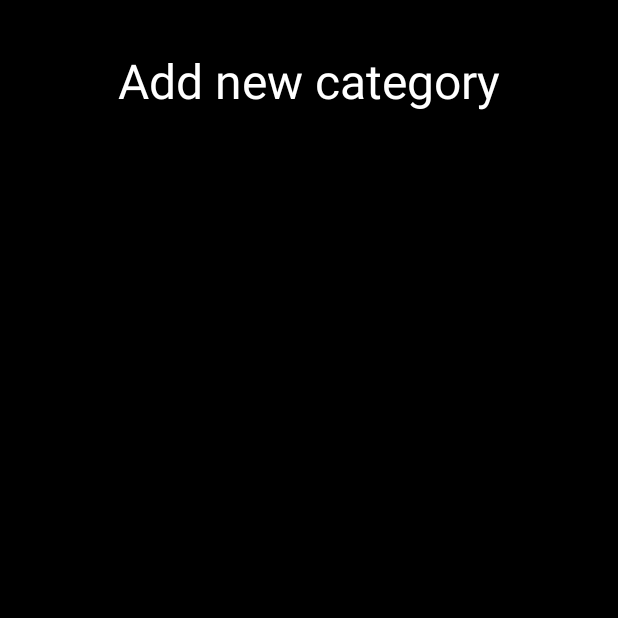
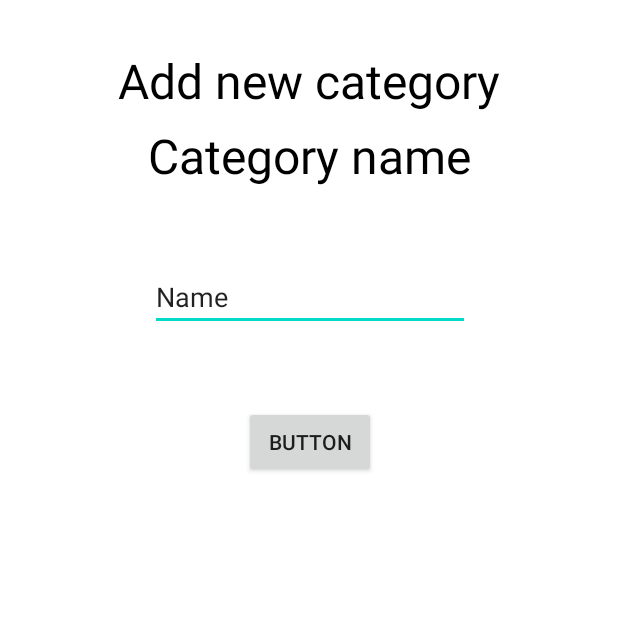
Before and after one commit to kaprinyakdev/Layette, an Android app: the screen it shows after launch (AddCategoryItemActivity), after a tap on an icon or button, on a phone screen of 412 x 824 dp, the top half of it. Run offline under Robolectric (Android 15) with nearby library versions, the phone set to English and light mode, and no system bars.

Commit message:
design_category selected item

```diff
--- a/app/src/main/java/com/example/layette/Adapter/CategoryListAdapter.java
+++ b/app/src/main/java/com/example/layette/Adapter/CategoryListAdapter.java
@@ -1,12 +1,16 @@
 package com.example.layette.Adapter;
 
 import android.content.Context;
+import android.os.Build;
 import android.view.LayoutInflater;
 import android.view.View;
 import android.view.ViewGroup;
 import android.widget.ImageView;
 import android.widget.TextView;
+import android.widget.Toast;
+
 import androidx.annotation.NonNull;
+import androidx.core.content.ContextCompat;
 import androidx.recyclerview.widget.RecyclerView;
 import com.example.layette.Model.CategoryItem;
 import com.example.layette.R;
@@ -18,6 +22,8 @@ public class CategoryListAdapter extends RecyclerView.Adapter<CategoryListAdapte
     private Context context;
     private List<CategoryItem> categoryItemList;
     private ItemClickListener itemClickListener;
+    private View itemView;
+    private int row_index = -1;
 
     public CategoryListAdapter(List<CategoryItem> categoryItemList, Context context, ItemClickListener itemClickListener){
         this.context = context;
@@ -29,17 +35,36 @@ public class CategoryListAdapter extends RecyclerView.Adapter<CategoryListAdapte
     @NonNull
     @Override
     public CategoryListHolder onCreateViewHolder(@NonNull ViewGroup parent, int viewType) {
-        View itemView = LayoutInflater.from(parent.getContext()).inflate(R.layout.category_item,parent,false);
+        itemView = LayoutInflater.from(parent.getContext()).inflate(R.layout.category_item,parent,false);
         return new CategoryListHolder(itemView);
     }
 
     @Override
-    public void onBindViewHolder(@NonNull CategoryListAdapter.CategoryListHolder holder, int position) {
+    public void onBindViewHolder(@NonNull CategoryListHolder holder, int position) {
+
         CategoryItem categoryItem = categoryItemList.get(position);
         holder.categoryName.setText(categoryItem.getCategoryName());
         holder.categoryImage.setImageResource(categoryItem.getCategoryImage());
         holder.itemView.setOnClickListener(view -> {
+                    row_index = holder.getPosition();
+                    notifyDataSetChanged();
                     itemClickListener.onItemClick(categoryItemList.get(position));
+            Toast.makeText(context,String.valueOf(row_index),Toast.LENGTH_SHORT).show();
+                    if (row_index==position && Build.VERSION.SDK_INT >= Build.VERSION_CODES.M){
+                        holder.itemView.setForeground(ContextCompat.getDrawable(context,R.color.teal_200));
+                    } else {
+                        if (row_index != position && Build.VERSION.SDK_INT >= Build.VERSION_CODES.M){
+                            holder.itemView.setForeground(ContextCompat.getDrawable(context,R.color.white));
+                    }
+
+
+
+
+                    }
+
+                    /*if (Build.VERSION.SDK_INT >= Build.VERSION_CODES.M) {
+                        holder.itemView.setForeground(ContextCompat.getDrawable(context,R.color.teal_200));
+                    }*/
                 }
         );
     }
--- a/app/src/main/java/com/example/layette/AddCategoryItemActivity.java
+++ b/app/src/main/java/com/example/layette/AddCategoryItemActivity.java
@@ -2,16 +2,41 @@ package com.example.layette;
 
 import android.app.Activity;
 import android.content.Context;
+import android.content.Intent;
 import android.os.Bundle;
 import android.view.MotionEvent;
 import android.view.inputmethod.InputMethodManager;
+import android.widget.Button;
+import android.widget.EditText;
+
+import com.example.layette.Database.DatabaseHelper;
 
 public class AddCategoryItemActivity extends Activity {
+
+    private EditText category_item_name;
+    private Button category_item_add;
+    DatabaseHelper databaseHelper;
 
     @Override
     protected void onCreate(Bundle savedInstanceState) {
         super.onCreate(savedInstanceState);
         setContentView(R.layout.activity_category_item_add);
+
+        category_item_name = findViewById(R.id.category_item_name);
+        category_item_add = findViewById(R.id.category_item_add);
+
+
+        databaseHelper = DatabaseHelper.getInstance(this);
+
+        category_item_add.setOnClickListener(v -> {
+
+            databaseHelper.addCategoryItem("test",R.drawable.ic_launcher_foreground);
+
+            Intent intent = new Intent(this, MainActivity.class);
+            startActivity(intent);
+        });
+
+
 
     }
 
--- a/app/src/main/res/drawable/categoryitem_background.xml
+++ b/app/src/main/res/drawable/categoryitem_background.xml
@@ -3,7 +3,7 @@
     <item>
         <shape>
             <solid android:color="@color/paperwhite" />
-            <stroke android:width="2dp" android:color="@color/black"/>
+            <stroke android:width="2dp" android:color="@color/white"/>
         </shape>
     </item>
 </selector>
--- a/app/src/main/res/layout/activity_category_item_add.xml
+++ b/app/src/main/res/layout/activity_category_item_add.xml
@@ -4,7 +4,7 @@
     xmlns:tools="http://schemas.android.com/tools"
     android:layout_width="match_parent"
     android:layout_height="match_parent"
-    android:background="@color/black">
+    android:background="@color/white">
 
     <TextView
         android:id="@+id/textView3"
@@ -12,9 +12,46 @@
         android:layout_height="wrap_content"
         android:layout_marginTop="32dp"
         android:text="Add new category"
-        android:textColor="@color/white"
+        android:textColor="@color/black"
         android:textSize="32sp"
         app:layout_constraintEnd_toEndOf="parent"
         app:layout_constraintStart_toStartOf="parent"
         app:layout_constraintTop_toTopOf="parent" />
+
+
+    <TextView
+        android:id="@+id/textView4"
+        android:layout_width="wrap_content"
+        android:layout_height="wrap_content"
+        android:layout_marginTop="50dp"
+        android:text="Category name"
+        android:textColor="@color/black"
+        android:textSize="32sp"
+        app:layout_constraintEnd_toEndOf="@+id/textView3"
+        app:layout_constraintStart_toStartOf="@+id/textView3"
+        app:layout_constraintTop_toTopOf="@+id/textView3" />
+
+    <EditText
+        android:id="@+id/category_item_name"
+        android:layout_width="wrap_content"
+        android:layout_height="wrap_content"
+        android:layout_marginTop="50dp"
+        android:ems="10"
+        android:inputType="textPersonName"
+        android:text="Name"
+        app:layout_constraintEnd_toEndOf="@+id/textView4"
+        app:layout_constraintStart_toStartOf="@+id/textView4"
+        app:layout_constraintTop_toBottomOf="@+id/textView4" />
+
+    <Button
+        android:id="@+id/category_item_add"
+        android:layout_width="wrap_content"
+        android:layout_height="wrap_content"
+        android:layout_marginTop="50dp"
+        android:text="Button"
+        app:layout_constraintEnd_toEndOf="@+id/category_item_name"
+        app:layout_constraintStart_toStartOf="@+id/category_item_name"
+        app:layout_constraintTop_toBottomOf="@+id/category_item_name" />
+
+
 </androidx.constraintlayout.widget.ConstraintLayout>
--- a/app/src/main/res/layout/category_item.xml
+++ b/app/src/main/res/layout/category_item.xml
@@ -5,6 +5,10 @@
     xmlns:tools="http://schemas.android.com/tools"
     android:layout_width="wrap_content"
     android:layout_height="wrap_content"
+    android:layout_marginStart="15dp"
+    android:layout_marginLeft="15dp"
+    android:layout_marginEnd="15dp"
+    android:layout_marginRight="15dp"
     android:background="@drawable/categoryitem_background">
 
 
@@ -16,6 +20,7 @@
         app:layout_constraintStart_toStartOf="parent"
         app:layout_constraintTop_toTopOf="parent"
         android:elevation="10dp"
+        android:background="@color/white"
         app:cardCornerRadius="6dp">
 
         <TextView
```
Also changed, not shown: app/src/main/java/com/example/layette/MainActivity.java (+3 -4 lines), app/src/main/res/layout/activity_main.xml (+30 -13 lines).
